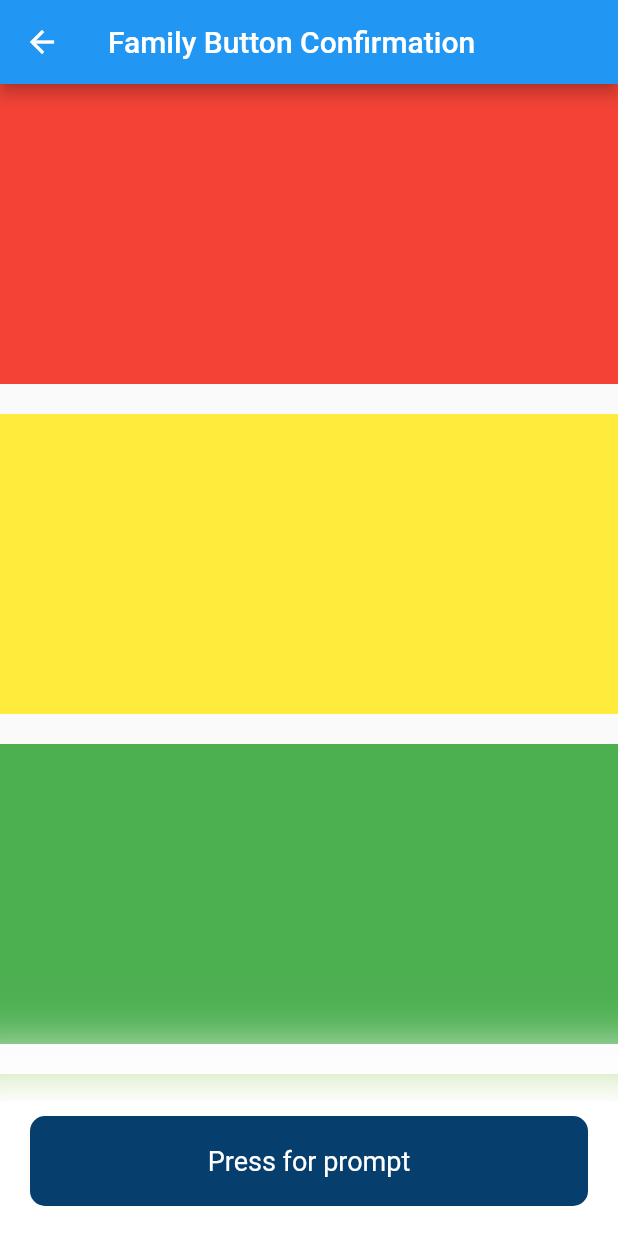
After one commit to ericyn/playground, a Flutter app: the FamilyView screen opened by its route, on a phone screen of 412 x 824 dp. The commit adds this screen. Run offline on Flutter 3.47's test engine with Material 2 defaults, Android fonts, the phone set to English and light mode, and no system bars; our stand-ins replace camera, image_picker; missing offline and left inert: google_mlkit_face_detection; generated files the repository leaves out were written again.

Commit message:
family button prompt

```diff
--- a/lib/src/app.dart
+++ b/lib/src/app.dart
@@ -2,6 +2,7 @@ import 'package:flutter/material.dart';
 import 'package:flutter_gen/gen_l10n/app_localizations.dart';
 import 'package:flutter_localizations/flutter_localizations.dart';
 import 'package:playground/src/face%20detection%20api%20chatgpt%20coding/face_detection_view.dart';
+import 'package:playground/src/family%20button%20confirmation/family_view.dart';
 import 'package:playground/src/substack%20stack/substack_view.dart';
 import 'package:playground/src/what%20a%20drag/drag_select.dart';
 
@@ -71,6 +72,8 @@ class MyApp extends StatelessWidget {
               settings: routeSettings,
               builder: (BuildContext context) {
                 switch (routeSettings.name) {
+                  case FamilyView.routeName:
+                    return const FamilyView();
                   case FaceDetectionView.routeName:
                     return const FaceDetectionView();
                   case DragSelect.routeName:
--- /dev/null
+++ b/lib/src/family button confirmation/family_confirm_prompt.dart
@@ -0,0 +1,37 @@
+import 'package:flutter/material.dart';
+
+class FamilyPrompt extends StatelessWidget {
+  const FamilyPrompt({
+    super.key,
+    required this.showPrompt,
+    required this.child,
+    this.height = 400,
+    required this.bgColor,
+  });
+
+  final bool showPrompt;
+  final Widget child;
+  final double height;
+  final Color bgColor;
+
+  @override
+  Widget build(BuildContext context) {
+    return AnimatedOpacity(
+      opacity: showPrompt ? 1 : 0,
+      duration: const Duration(milliseconds: 50),
+      child: AnimatedContainer(
+        curve: Curves.easeInOutQuart,
+        duration: const Duration(milliseconds: 100),
+        margin: const EdgeInsets.fromLTRB(10, 0, 10, 10),
+        padding: const EdgeInsets.all(20),
+        decoration: BoxDecoration(
+          color: bgColor,
+          borderRadius: BorderRadius.circular(20),
+        ),
+        height: showPrompt ? height : 0,
+        width: MediaQuery.of(context).size.width,
+        child: child
+      ),
+    );
+  }
+}
--- /dev/null
+++ b/lib/src/family button confirmation/family_view.dart
@@ -0,0 +1,255 @@
+import 'package:flutter/material.dart';
+
+import 'family_confirm_prompt.dart';
+
+class FamilyView extends StatefulWidget {
+  const FamilyView({
+    super.key,
+    this.title = 'Family Button Confirmation'
+  });
+
+  final String title;
+
+  static const routeName = '/family';
+
+  @override
+  State<FamilyView> createState() => _FamilyViewState();
+}
+
+class _FamilyViewState extends State<FamilyView> with SingleTickerProviderStateMixin {
+
+  late double _scale;
+  late AnimationController _controller;
+
+  bool _showPrompt = false;
+  bool _changeButton = false;
+
+  @override
+  void initState() {
+    super.initState();
+    _controller = AnimationController(
+      vsync: this,
+      duration: const Duration(
+        milliseconds: 100,
+      ),
+      lowerBound: 0.0,
+      upperBound: 0.1,
+    )..addListener(() {
+      setState(() {});
+    });
+  }
+
+  @override
+  void dispose() {
+    _controller.dispose();
+    super.dispose();
+  }
+
+  @override
+  Widget build(BuildContext context) {
+    _scale = 1 - _controller.value;
+    return Scaffold(
+      appBar: AppBar(
+        title: Text(widget.title),
+      ),
+      body: Stack(
+        children: [
+          ListView(
+            physics: const BouncingScrollPhysics(),
+            children: [
+              Container(
+                height: 200,
+                width: double.infinity,
+                decoration: const BoxDecoration(
+                  color: Colors.red,
+                ),
+              ),
+              const SizedBox(height: 20),
+              Container(
+                height: 200,
+                width: double.infinity,
+                decoration: const BoxDecoration(
+                  color: Colors.yellow,
+                ),
+              ),
+              const SizedBox(height: 20),
+              Container(
+                height: 200,
+                width: double.infinity,
+                decoration: const BoxDecoration(
+                  color: Colors.green,
+                ),
+              ),
+              const SizedBox(height: 20),
+              Container(
+                height: 200,
+                width: double.infinity,
+                decoration: const BoxDecoration(
+                  color: Colors.lightGreen,
+                ),
+              ),
+              const SizedBox(height: 20),
+              Container(
+                height: 200,
+                width: double.infinity,
+                decoration: const BoxDecoration(
+                  color: Colors.lightGreenAccent,
+                ),
+              ),
+              const SizedBox(height: 100),
+            ],
+          ),
+          _showPrompt
+          ? Align(
+            alignment: Alignment.bottomCenter,
+            child: Container(
+              height: 90,
+              width: double.infinity,
+              decoration: const BoxDecoration(
+                color: Colors.white,
+                boxShadow: [
+                  BoxShadow(
+                    color: Colors.white,
+                    spreadRadius: 40,
+                    blurRadius: 30,
+                    offset: Offset(0, 10),
+                  )
+                ]
+              ),
+              padding: EdgeInsets.zero,
+              margin: EdgeInsets.zero,
+            ),
+          )
+          : const SizedBox(),
+          Align(
+            alignment: Alignment.bottomCenter,
+            child: FamilyPrompt(
+              showPrompt: _showPrompt,
+              bgColor: const Color.fromARGB(255, 178, 194, 207),
+              child: Stack(
+                children: [
+                  IconButton(
+                    onPressed: () {
+                      setState(() {
+                        _showPrompt = false;
+                        _changeButton = false;
+                      });
+
+                    },
+                    icon: Icon(Icons.clear)
+                  ),
+
+                ],
+              ),
+            ),
+          ),
+          Column(
+            mainAxisAlignment: MainAxisAlignment.end,
+            crossAxisAlignment: CrossAxisAlignment.center,
+            children: [
+              Stack(
+                alignment: AlignmentDirectional.bottomCenter,
+                children: [
+                  _showPrompt
+                  ? const SizedBox()
+                  : Container(
+                    height: 90,
+                    width: double.infinity,
+                    decoration: const BoxDecoration(
+                      color: Colors.white,
+                      boxShadow: [
+                        BoxShadow(
+                          color: Colors.white,
+                          spreadRadius: 40,
+                          blurRadius: 30,
+                          offset: Offset(0, 10),
+                        )
+                      ]
+                    ),
+                    padding: EdgeInsets.zero,
+                    margin: EdgeInsets.zero,
+                  ),
+                  GestureDetector(
+                    onLongPress: () {
+                      _controller.forward();
+                    },
+                    onLongPressEnd: (details) {
+                      _controller.reverse().then((value) => {
+                        // pull up the confirmation prompt
+                        setState(() {
+                          _showPrompt = true;
+                          _changeButton = true;
+                        })
+                      });
+                      if(_changeButton)
+                        print('do something on long press end');
+                    },
+                    onTap: (() {
+                      _controller.forward();
+                      Future.delayed(const Duration(milliseconds: 100), (() {
+                        _controller.reverse();
+                      })).then((value) => {
+                        // pull up the confirmation prompt
+                        setState(() {
+                          _showPrompt = true;
+                          _changeButton = true;
+                        })
+                      });
+                      if(_changeButton)
+                        print('do something');
+
+                    }),
+                    child: Transform.scale(
+                      scale: _scale,
+                      child: Center(
+                        child: Container(
+                          margin: const EdgeInsets.all(20),
+                          height: 60,
+                          width: double.infinity,
+                          decoration: BoxDecoration(
+                            color: const Color.fromARGB(255, 6, 62, 109),
+                            borderRadius: BorderRadius.circular(20 - 20 / 2),
+                          ),
+                          child: Center(
+                            child: Text(
+                              _changeButton ? 'Press for confirmation' :  'Press for prompt',
+                              style: const TextStyle(
+                                color: Colors.white,
+                                fontSize: 18,
+                              )
+                            ),
+                            // AnimatedCrossFade(
+                            //   crossFadeState: _changeButton ? CrossFadeState.showSecond : CrossFadeState.showFirst,
+                            //   duration: const Duration(milliseconds: 250),
+                            //   sizeCurve: Curves.easeInOutBack,
+                            //   firstCurve: Curves.easeOutBack,
+                            //   secondCurve: Curves.easeInBack,
+                            //   firstChild: const Text(
+                            //     'Press for prompt',
+                            //     style: TextStyle(
+                            //       color: Colors.white,
+                            //       fontSize: 18,
+                            //     )
+                            //   ),
+                            //   secondChild: const Text(
+                            //     'Press for confirmation',
+                            //     style: TextStyle(
+                            //       color: Colors.white,
+                            //       fontSize: 18,
+                            //     )
+                            //   ),
+                            // ),
+                          ),
+                        ),
+                      ),
+                    ),
+                  ),
+                ],
+              )
+            ],
+          ),
+        ],
+      ),
+    );
+  }
+}
--- a/lib/src/sample_feature/sample_item_list_view.dart
+++ b/lib/src/sample_feature/sample_item_list_view.dart
@@ -1,5 +1,6 @@
 import 'package:flutter/material.dart';
 import 'package:playground/src/face%20detection%20api%20chatgpt%20coding/face_detection_view.dart';
+import 'package:playground/src/family%20button%20confirmation/family_view.dart';
 import 'package:playground/src/substack%20stack/substack_view.dart';
 import 'package:playground/src/what%20a%20drag/drag_select.dart';
 
@@ -19,6 +20,7 @@ class SampleItemListView extends StatelessWidget {
       SampleItem(3, 'Animated Background'),
       SampleItem(4, 'Drag Select'),
       SampleItem(5, 'Face Detection'),
+      SampleItem(6, 'Family Button Confirmation')
     ],
   });
 
@@ -94,6 +96,12 @@ class SampleItemListView extends StatelessWidget {
                     FaceDetectionView.routeName
                   );
                   break;
+                case 6:
+                  Navigator.restorablePushNamed(
+                    context,
+                    FamilyView.routeName
+                  );
+                  break;
                 default:
                   Navigator.restorablePushNamed(
                     context,
```
